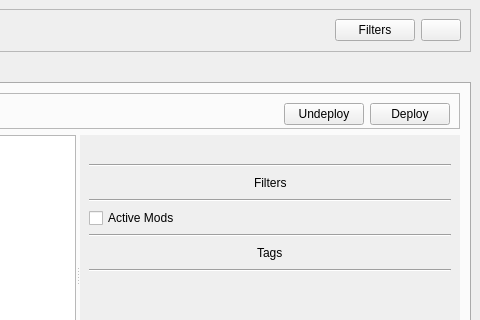
Old version of the form src/ui/mainwindow.ui in the repository C-Nucifora/limo; both pictures show x 687 to 1167 and y 0 to 320 of the 1167 by 679 pixel window.
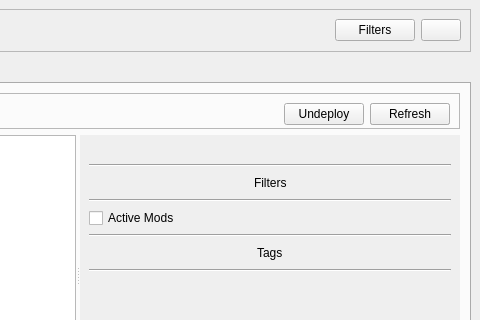
New version of the form. The open tabs and pages were chosen to show the change. Icons and pictures are not drawn. Custom widgets are drawn as their Qt base class.

Commit message:
feat: wire wave-d actions + add #81 refresh (#148/#209/#81)
- #148: add a bulk 'Merge into...' mod context action that prompts for the
  target (kept) mod and merges the rest into it via the worker-thread
  mergeMods slot.
- #209: add a 'Preview Files...' mod context action opening AssetPreviewDialog
  on the mod's staging directory.
- #81: add ModdedApplication::refreshReverseDeployers (re-scans every reverse
  deployer's target dir) + an ApplicationManager slot, and a Refresh button
  beside Deploy/Undeploy that triggers it without a deploy/undeploy cycle.

What changed in the file:
```diff
--- a/src/ui/mainwindow.ui
+++ b/src/ui/mainwindow.ui
@@ -904,6 +904,19 @@
                  </property>
                 </widget>
                </item>
+               <item row="0" column="6">
+                <widget class="QPushButton" name="refresh_button">
+                 <property name="toolTip">
+                  <string>Re-scan reverse-deployer files (e.g. tool output) without a deploy/undeploy cycle</string>
+                 </property>
+                 <property name="text">
+                  <string>Refresh</string>
+                 </property>
+                 <property name="icon">
+                  <iconset theme="view-refresh"/>
+                 </property>
+                </widget>
+               </item>
               </layout>
              </widget>
             </item>
```
The commit also changes 6 other files.
